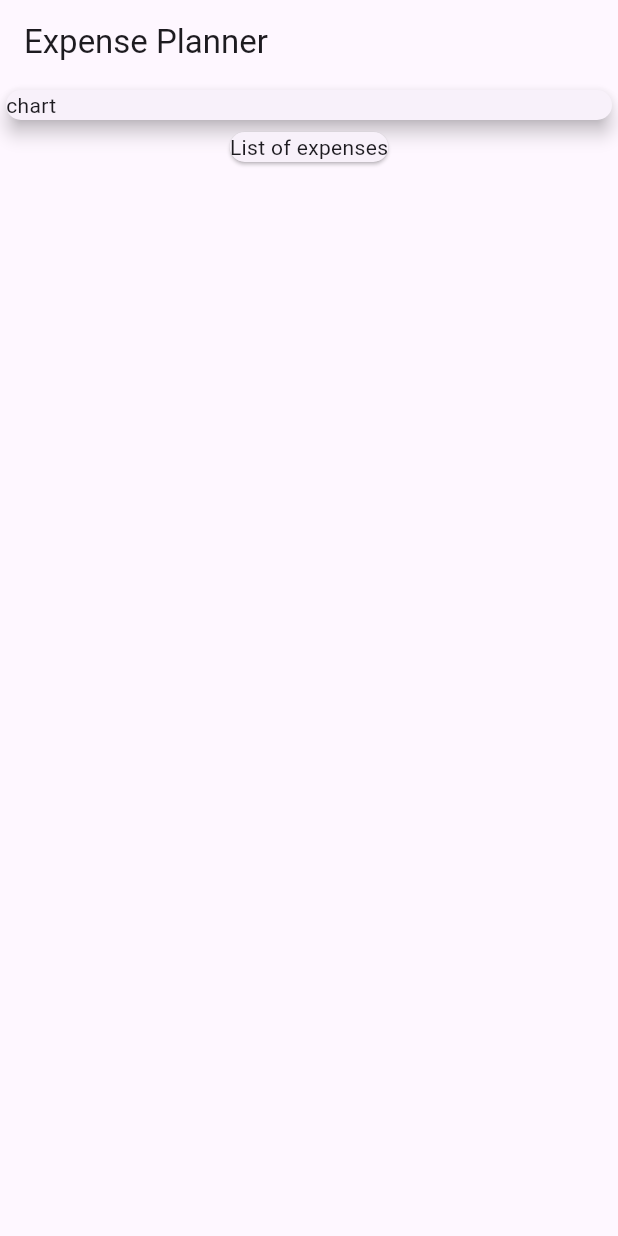
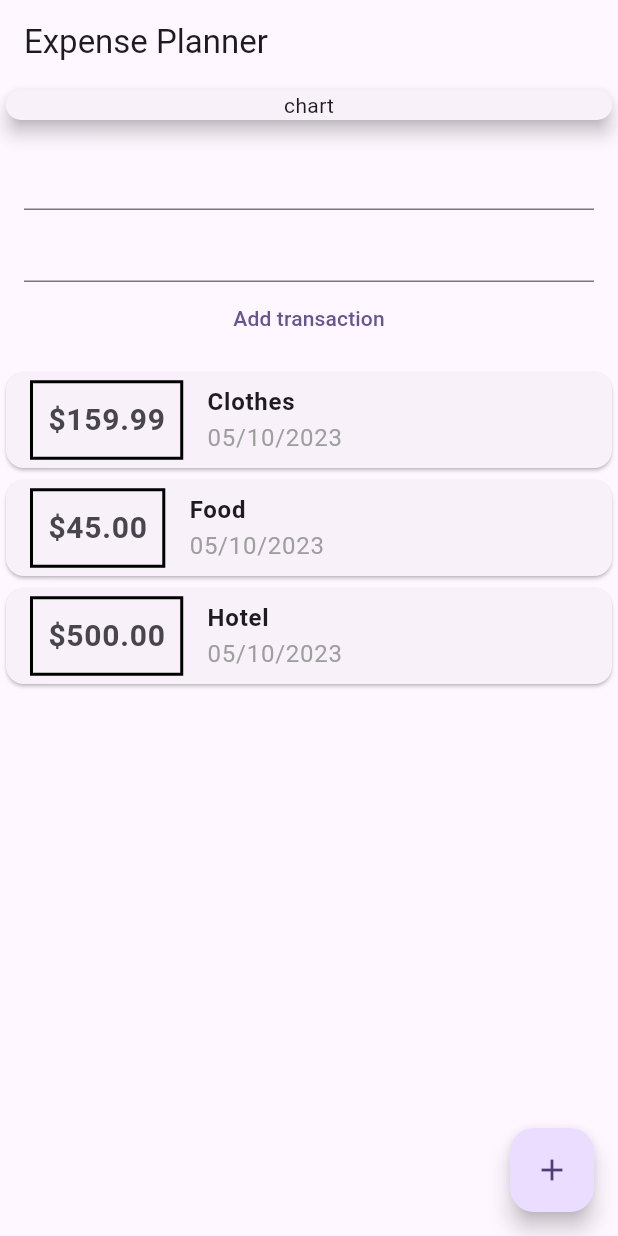
Before and after one commit to iugmali/flutter_expense_planner, a Flutter app: the screen it shows after launch, on a phone screen of 412 x 824 dp. Run offline on Flutter 3.47's test engine with Material 2 defaults, Android fonts, the phone set to English and light mode, and no system bars.

Commit message:
add transaction model, dummy list and form

```diff
--- a/lib/main.dart
+++ b/lib/main.dart
@@ -1,4 +1,5 @@
 import 'package:flutter/material.dart';
+import 'package:flutter_expense_planner/widgets/user_transactions.dart';
 
 void main() {
   runApp(const MyApp());
@@ -10,7 +11,8 @@ class MyApp extends StatelessWidget {
   @override
   Widget build(BuildContext context) {
     return MaterialApp(
-      title: 'Flutter Demo',
+      debugShowCheckedModeBanner: false,
+      title: 'Expense Planner',
       theme: ThemeData(
         colorScheme: ColorScheme.fromSeed(seedColor: Colors.deepPurple),
         useMaterial3: true,
@@ -29,17 +31,23 @@ class MyHomePage extends StatelessWidget {
       appBar: AppBar(
         title: const Text('Expense Planner'),
       ),
-      body: Column(
+      body: const Column(
         children: [
-          Container(
+          SizedBox(
             width: double.infinity,
             child: Card(
-                child: Text('chart'),
-              elevation: 5,
+                elevation: 5,
+                child: Center(child: Text('chart')),
             ),
           ),
-          Card(child: Text('List of expenses'),)
+          Expanded(child: UserTransactions()),
         ],
+      ),
+      floatingActionButton: FloatingActionButton(
+        onPressed: () {
+
+        },
+        child: const Icon(Icons.add),
       ),
     );
   }
--- /dev/null
+++ b/lib/models/transaction.dart
@@ -0,0 +1,13 @@
+class Transaction {
+  final String _id;
+  final String _title;
+  final double _amount;
+  final DateTime _date;
+
+  Transaction(this._id, this._title, this._amount, this._date);
+
+  String get id => _id;
+  String get title => _title;
+  double get amount => _amount;
+  DateTime get date => _date;
+}
--- /dev/null
+++ b/lib/widgets/transaction_form.dart
@@ -0,0 +1,38 @@
+import 'package:flutter/material.dart';
+
+class TransactionForm extends StatelessWidget {
+  final void Function(String title, double amount) _save;
+  TransactionForm(this._save, {super.key});
+
+  final titleController = TextEditingController();
+  final amountController = TextEditingController();
+
+  void _submit() {
+    double amount = double.tryParse(amountController.text) ?? 0.0;
+    if (amount <= 0 || titleController.text.isEmpty) {
+      return;
+    }
+    _save(titleController.text, amount);
+  }
+
+  @override
+  Widget build(BuildContext context) {
+    return Padding(
+      padding: const EdgeInsets.symmetric(vertical: 8.0, horizontal: 16.0),
+      child: Column(
+        children: [
+          TextField(
+            controller: titleController,
+          ),
+          TextField(
+            controller: amountController,
+          ),
+          TextButton(
+              onPressed: _submit,
+              child: const Text("Add transaction")
+          )
+        ],
+      ),
+    );
+  }
+}
--- /dev/null
+++ b/lib/widgets/transaction_list.dart
@@ -0,0 +1,61 @@
+import 'package:flutter/material.dart';
+import 'package:flutter_expense_planner/models/transaction.dart';
+
+class TransactionList extends StatelessWidget {
+  final List<Transaction> _transactions;
+  const TransactionList(this._transactions, {super.key});
+
+  @override
+  Widget build(BuildContext context) {
+    // return ListView(
+    //   children: _transactions.map((tx) {
+    //     String formattedDate = "${(tx.date.day < 10) ? '0${tx.date.day}' : tx.date.day}/${tx.date.month}/${tx.date.year}";
+    //     return Card(
+    //       child: ListTile(
+    //         leading: Container(
+    //             decoration: BoxDecoration(border: Border.all(color: Colors.black, width: 2)),
+    //             padding: const EdgeInsets.all(10),
+    //             child: Text(
+    //               "\$${tx.amount.toStringAsFixed(2)}",
+    //               style: const TextStyle(fontWeight: FontWeight.bold, fontSize: 20),
+    //             )
+    //         ),
+    //         title: Column(
+    //           crossAxisAlignment: CrossAxisAlignment.start,
+    //           children: [
+    //             Text(tx.title, style: const TextStyle(fontWeight: FontWeight.bold),),
+    //             Text(formattedDate, style: const TextStyle(color: Colors.grey),)
+    //           ],
+    //         ),
+    //       ),
+    //     );
+    //   }).toList(),
+    // );
+    return ListView.builder(
+        itemCount: _transactions.length,
+        itemBuilder: (ctx, i) {
+          Transaction tx = _transactions[i];
+          String formattedDate = "${(tx.date.day < 10) ? '0${tx.date.day}' : tx.date.day}/${tx.date.month}/${tx.date.year}";
+          return Card(
+            child: ListTile(
+              leading: Container(
+                  decoration: BoxDecoration(border: Border.all(color: Colors.black, width: 2)),
+                  padding: const EdgeInsets.all(10),
+                  child: Text(
+                    "\$${tx.amount.toStringAsFixed(2)}",
+                    style: const TextStyle(fontWeight: FontWeight.bold, fontSize: 20),
+                  )
+              ),
+              title: Column(
+                crossAxisAlignment: CrossAxisAlignment.start,
+                children: [
+                  Text(tx.title, style: const TextStyle(fontWeight: FontWeight.bold),),
+                  Text(formattedDate, style: const TextStyle(color: Colors.grey),)
+                ],
+              ),
+            ),
+          );
+        }
+    );
+  }
+}
--- /dev/null
+++ b/lib/widgets/user_transactions.dart
@@ -0,0 +1,36 @@
+import 'package:flutter/material.dart';
+import 'package:flutter_expense_planner/models/transaction.dart';
+import 'package:flutter_expense_planner/widgets/transaction_form.dart';
+import 'package:flutter_expense_planner/widgets/transaction_list.dart';
+
+class UserTransactions extends StatefulWidget {
+  const UserTransactions({super.key});
+
+  @override
+  State<UserTransactions> createState() => _UserTransactionsState();
+}
+
+class _UserTransactionsState extends State<UserTransactions> {
+  final List<Transaction> _transactions = [
+    Transaction('t1', 'Clothes', 159.99, DateTime.now()),
+    Transaction('t2', 'Food', 45, DateTime.now()),
+    Transaction('t3', 'Hotel', 500.00, DateTime.now()),
+  ];
+
+  void _addTransaction (String title, double amount) {
+    final newTx = Transaction(UniqueKey().toString(), title, amount, DateTime.now());
+    setState(() {
+      _transactions.add(newTx);
+    });
+  }
+
+  @override
+  Widget build(BuildContext context) {
+    return Column(
+      children: [
+        TransactionForm(_addTransaction),
+        Expanded(child: TransactionList(_transactions))
+      ],
+    );
+  }
+}
```
Also changed, not shown: 1 other file.
